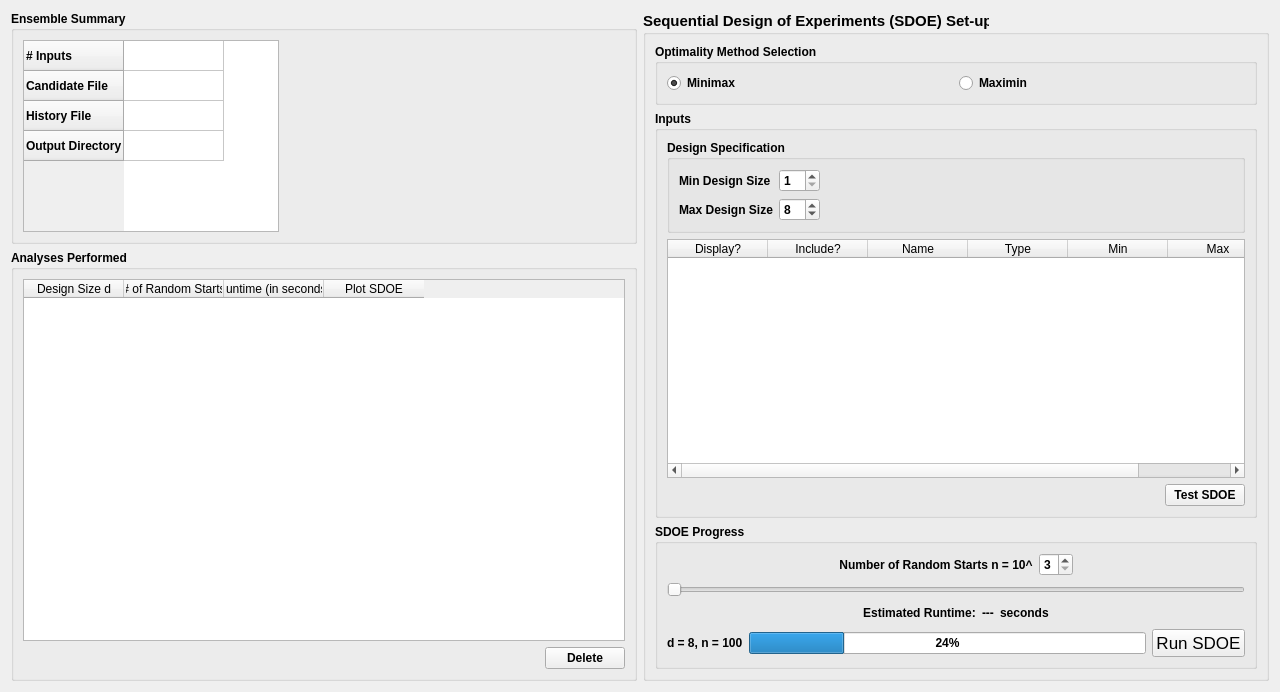
This is foqus_lib/gui/sdoe/sdoeAnalysisDialog_UI.ui in CCSI-Toolset/FOQUS as Qt 5 draws it before an edit. The edited form follows.
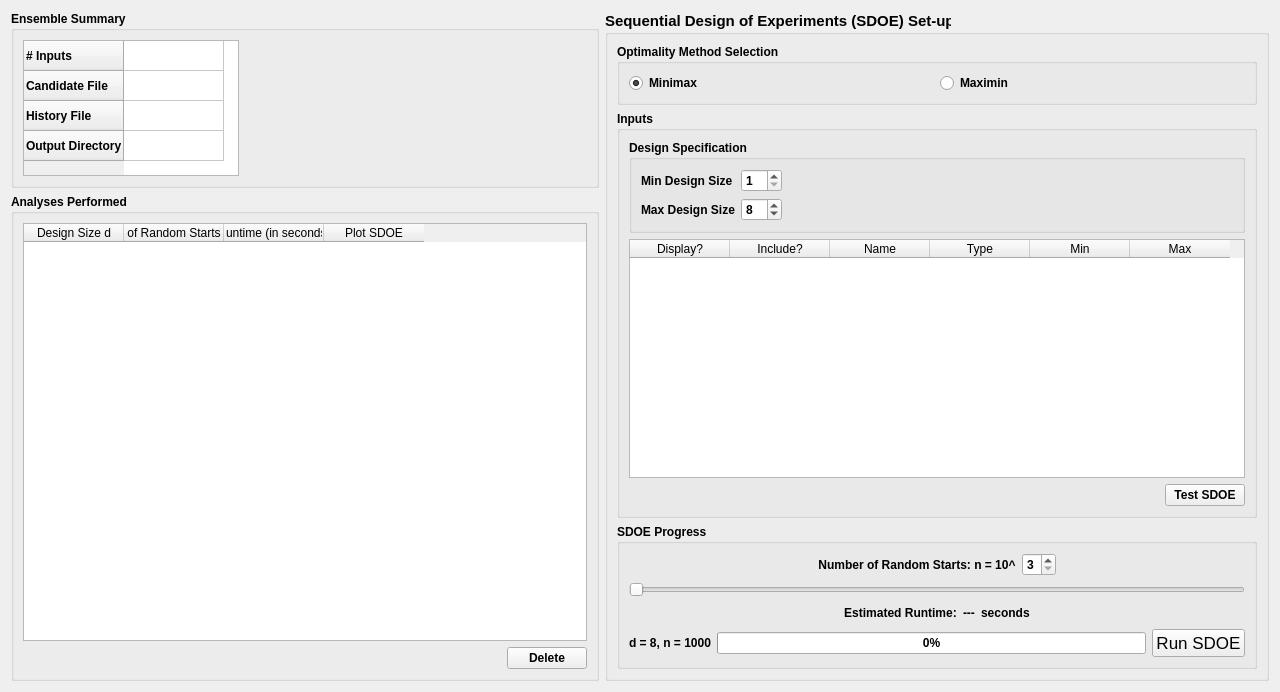
This is the edited form.

What changed in the file:
```diff
--- a/foqus_lib/gui/sdoe/sdoeAnalysisDialog_UI.ui
+++ b/foqus_lib/gui/sdoe/sdoeAnalysisDialog_UI.ui
@@ -48,6 +48,9 @@
         <property name="focusPolicy">
          <enum>Qt::NoFocus</enum>
         </property>
+        <property name="sizeAdjustPolicy">
+         <enum>QAbstractScrollArea::AdjustToContents</enum>
+        </property>
         <attribute name="horizontalHeaderVisible">
          <bool>false</bool>
         </attribute>
@@ -246,12 +249,6 @@
          </item>
          <item>
           <widget class="QTableWidget" name="inputSdoeTable">
-           <property name="minimumSize">
-            <size>
-             <width>0</width>
-             <height>150</height>
-            </size>
-           </property>
            <property name="font">
             <font>
              <weight>50</weight>
@@ -265,6 +262,9 @@
 * Space-filling: inputs to be considered for SDOE
 </string>
            </property>
+           <property name="sizeAdjustPolicy">
+            <enum>QAbstractScrollArea::AdjustToContents</enum>
+           </property>
            <column>
             <property name="text">
              <string>Display?</string>
@@ -358,7 +358,7 @@
            <item>
             <widget class="QLabel" name="sampleSize_static">
              <property name="text">
-              <string>Number of Random Starts n = 10^</string>
+              <string>Number of Random Starts: n = 10^</string>
              </property>
              <property name="alignment">
               <set>Qt::AlignCenter</set>
@@ -477,14 +477,14 @@
            <item>
             <widget class="QLabel" name="designInfo_static">
              <property name="text">
-              <string>d = 8, n = 100</string>
+              <string>d = 8, n = 1000</string>
              </property>
             </widget>
            </item>
            <item>
             <widget class="QProgressBar" name="SDOE_progressBar">
              <property name="value">
-              <number>24</number>
+              <number>0</number>
              </property>
             </widget>
            </item>
@@ -550,18 +550,15 @@
       </item>
       <item row="0" column="0" colspan="2">
        <widget class="QTableWidget" name="analysisTable">
-        <property name="minimumSize">
-         <size>
-          <width>300</width>
-          <height>0</height>
-         </size>
-        </property>
         <property name="font">
          <font>
           <weight>50</weight>
           <bold>false</bold>
          </font>
         </property>
+        <property name="sizeAdjustPolicy">
+         <enum>QAbstractScrollArea::AdjustToContents</enum>
+        </property>
         <column>
          <property name="text">
           <string>Design Size d</string>
@@ -569,7 +566,7 @@
         </column>
         <column>
          <property name="text">
-          <string># of Random Starts</string>
+          <string># of Random Starts n</string>
          </property>
         </column>
         <column>
```
Left out of the diff: 45 changed lines with no effect on the pictures.
